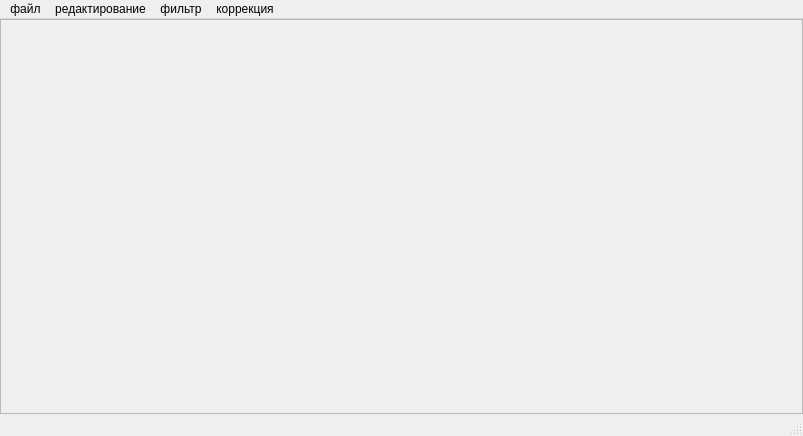
Before: the Qt Designer form digital-image-processing/ImageProcessing/mainwindow.ui in andrej22116/PSU_Labs, drawn with Qt 5.
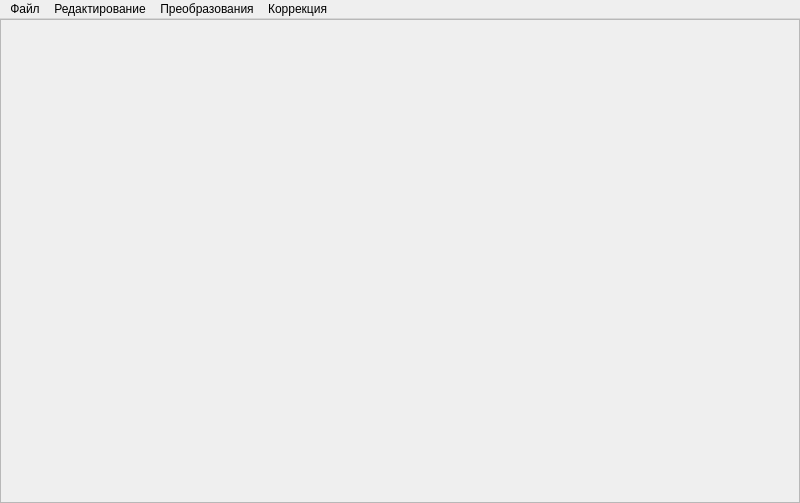
After: the same form once the commit is applied.

What changed in the file:
```diff
--- a/digital-image-processing/ImageProcessing/mainwindow.ui
+++ b/digital-image-processing/ImageProcessing/mainwindow.ui
@@ -6,8 +6,8 @@
    <rect>
     <x>0</x>
     <y>0</y>
-    <width>803</width>
-    <height>436</height>
+    <width>800</width>
+    <height>503</height>
    </rect>
   </property>
   <property name="windowTitle">
@@ -40,8 +40,8 @@
         <rect>
          <x>0</x>
          <y>0</y>
-         <width>801</width>
-         <height>393</height>
+         <width>798</width>
+         <height>480</height>
         </rect>
        </property>
        <layout class="QHBoxLayout" name="horizontalLayout">
@@ -68,6 +68,9 @@
           <property name="scaledContents">
            <bool>false</bool>
           </property>
+          <property name="alignment">
+           <set>Qt::AlignCenter</set>
+          </property>
          </widget>
         </item>
        </layout>
@@ -81,13 +84,13 @@
     <rect>
      <x>0</x>
      <y>0</y>
-     <width>803</width>
+     <width>800</width>
      <height>21</height>
     </rect>
    </property>
    <widget class="QMenu" name="menufile">
     <property name="title">
-     <string>файл</string>
+     <string>Файл</string>
     </property>
     <addaction name="actionOpen"/>
     <addaction name="actionSave"/>
@@ -97,18 +100,18 @@
    </widget>
    <widget class="QMenu" name="menu">
     <property name="title">
-     <string>фильтр</string>
+     <string>Преобразования</string>
     </property>
     <addaction name="action"/>
    </widget>
    <widget class="QMenu" name="menu_2">
     <property name="title">
-     <string>коррекция</string>
+     <string>Коррекция</string>
     </property>
    </widget>
    <widget class="QMenu" name="menu_3">
     <property name="title">
-     <string>редактирование</string>
+     <string>Редактирование</string>
     </property>
     <addaction name="actionScale"/>
    </widget>
@@ -117,7 +120,6 @@
    <addaction name="menu"/>
    <addaction name="menu_2"/>
   </widget>
-  <widget class="QStatusBar" name="statusBar"/>
   <action name="actionOpen">
    <property name="text">
     <string>Открыть</string>
```
Left out of the diff: 10 changed lines with no effect on the pictures.
